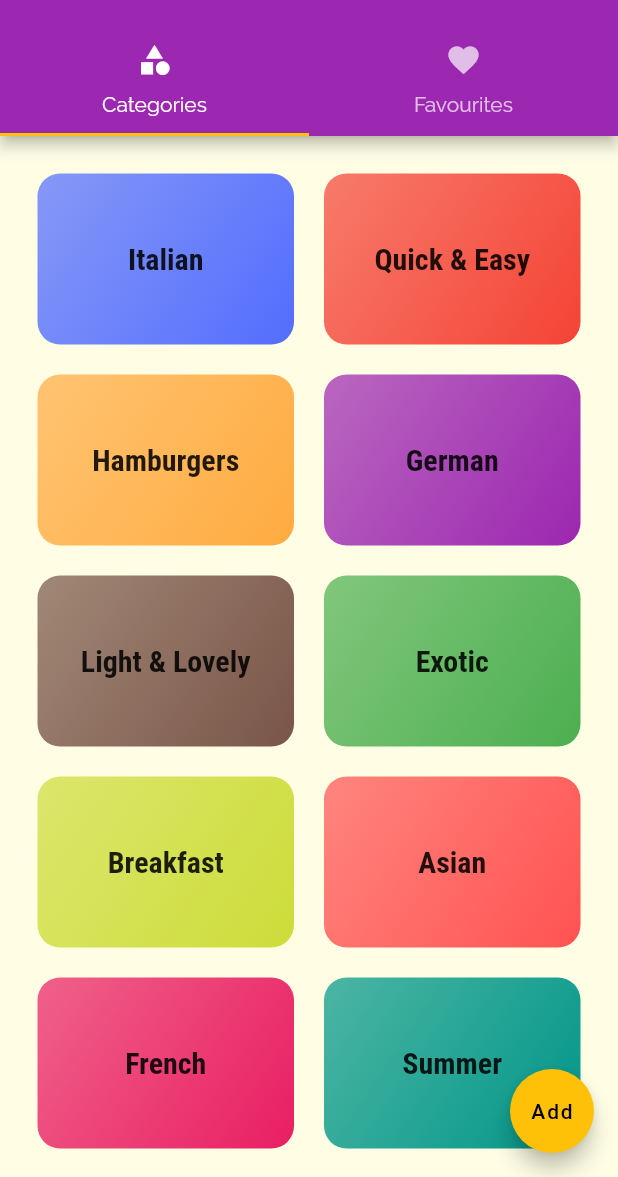
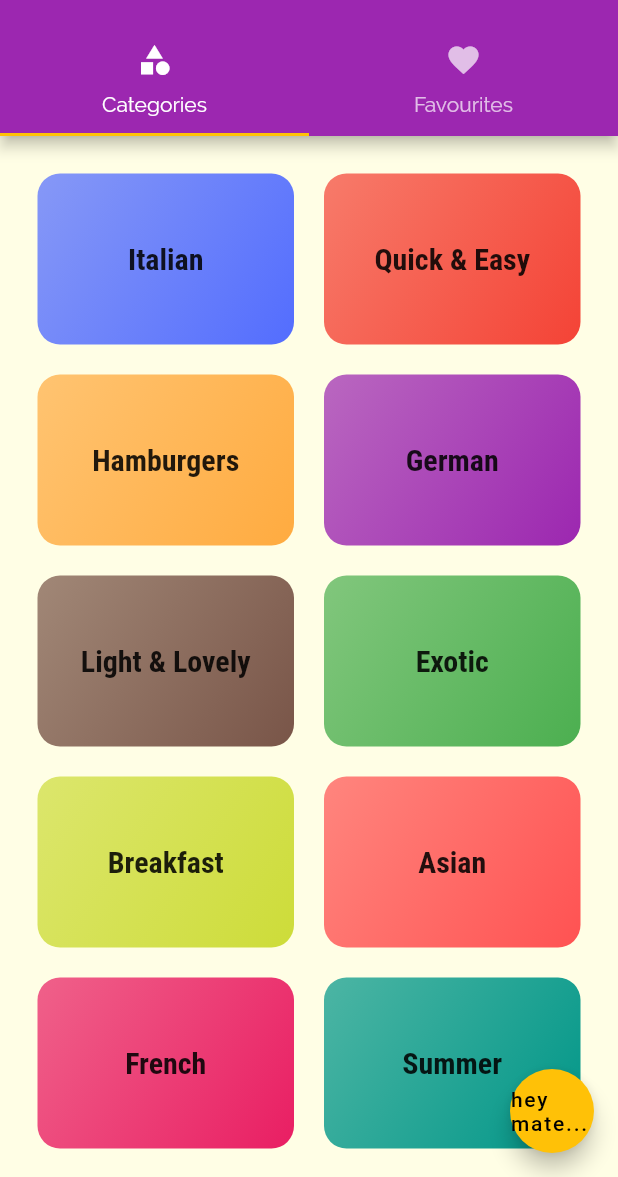
Before and after one commit to arbazadam/meals-app, a Flutter app: the screen it shows after launch, on a phone screen of 412 x 824 dp, the part 59-1236 px from its top. Run offline on Flutter 3.47's test engine with Material 2 defaults, Android fonts, the phone set to English and light mode, and no system bars.

Commit message:
changed text action button

```diff
--- a/lib/screens/tabs_screen.dart
+++ b/lib/screens/tabs_screen.dart
@@ -15,7 +15,7 @@ class _TabsScreenState extends State<TabsScreen> {
       length: 2,
       child: Scaffold(
         floatingActionButton: FloatingActionButton(
-          child: Text('Add'),
+          child: Text('hey mate...'),
           onPressed: () {},
         ),
         drawer: MainDrawer(),
```
